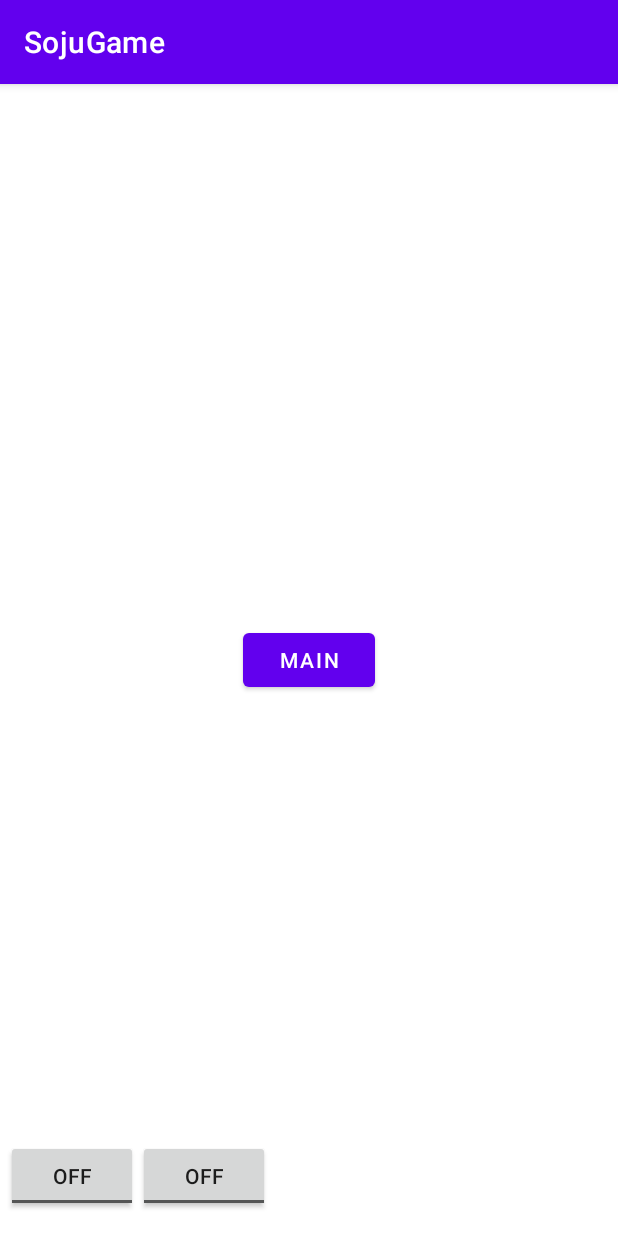
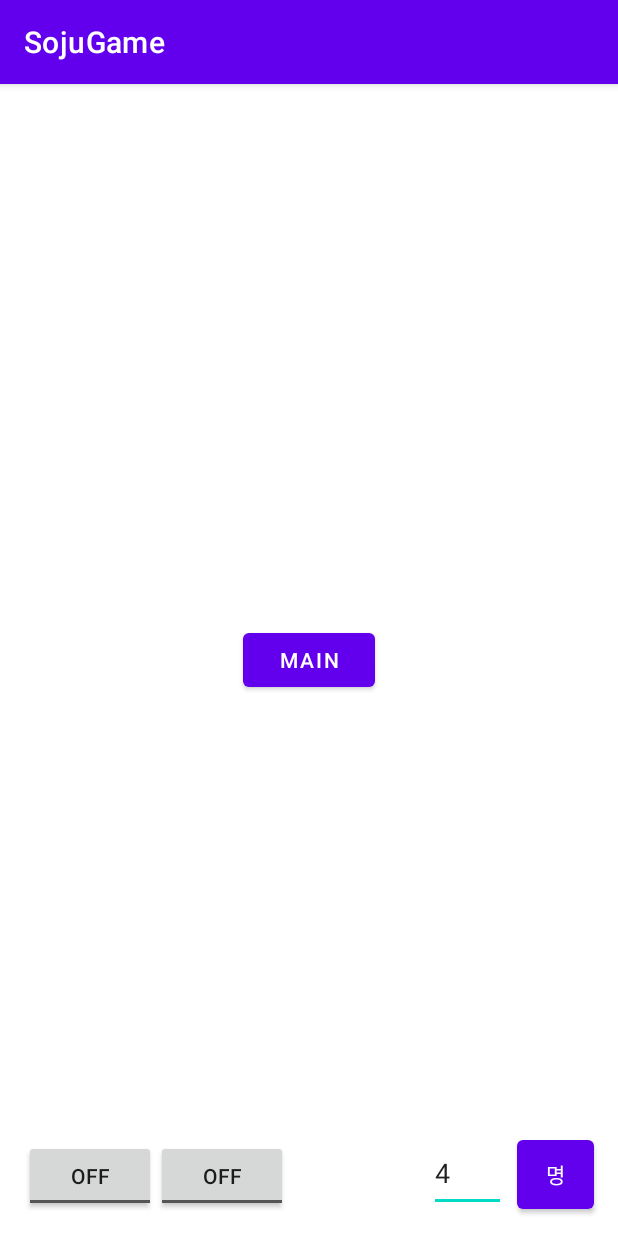
Before and after one commit to e-lumos/INHAGB_Alcohol, an Android app: the screen it shows after launch (MainActivity), on a phone screen of 412 x 824 dp. Run offline under Robolectric (Android 15) with nearby library versions, the phone set to English and light mode, and no system bars.

Commit message:
Insert Number Text/Button
People Number Text

```diff
--- a/Application/SojuGame/app/src/main/java/com/inhaGB1Team/sojugame/MainActivity.java
+++ b/Application/SojuGame/app/src/main/java/com/inhaGB1Team/sojugame/MainActivity.java
@@ -8,7 +8,11 @@ import android.content.Intent;
 import android.os.Bundle;
 import android.os.Handler;
 import android.os.SystemClock;
+import android.text.Editable;
+import android.text.TextWatcher;
+import android.widget.Button;
 import android.widget.CompoundButton;
+import android.widget.EditText;
 import android.widget.Toast;
 import android.widget.ToggleButton;
 
@@ -27,6 +31,10 @@ public class MainActivity extends AppCompatActivity {
     ToggleButton tgBtn_Bluetooth;
     ToggleButton tgBtn_Connect;
 
+    Button btn_SendNum;
+
+    EditText et_PeopleNum;
+
     BluetoothAdapter mBluetoothAdapter;
     Set<BluetoothDevice> mPairedDevices;
     List<String> mListPairedDevices;
@@ -40,6 +48,7 @@ public class MainActivity extends AppCompatActivity {
     final static int BT_MESSAGE_READ = 2;
     final static int BT_CONNECTING_STATUS = 3;
 
+    //
     final static UUID BT_UUID = UUID.fromString("00001101-0000-1000-8000-00805f9b34fb");
 
     @Override
@@ -50,6 +59,10 @@ public class MainActivity extends AppCompatActivity {
         // 블루투스, 연결 버튼 정의
         tgBtn_Bluetooth = (ToggleButton) findViewById(R.id.tgbtn_Bluetooth);
         tgBtn_Connect = (ToggleButton) findViewById(R.id.tgbtn_Connect);
+
+        et_PeopleNum = (EditText) findViewById(R.id.et_Number);
+
+        btn_SendNum = (Button) findViewById(R.id.btn_SendNum);
 
         // 장치 블루투스 지원 여부 확인
         mBluetoothAdapter = BluetoothAdapter.getDefaultAdapter();
@@ -82,6 +95,22 @@ public class MainActivity extends AppCompatActivity {
                     // Button Image Change
                 }
             }
+        });
+
+        et_PeopleNum.addTextChangedListener(new TextWatcher() {
+            @Override
+            public void beforeTextChanged(CharSequence s, int start, int count, int after) { }
+            @Override
+            public void onTextChanged(CharSequence s, int start, int before, int count) {
+                if (s.toString().length() > 0) {
+                    if (Integer.parseInt(s.toString()) > 24 | Integer.parseInt(s.toString()) < 1) {
+                        et_PeopleNum.setText(null);
+                        Toast.makeText(getApplicationContext(), "1부터 24까지만 입력해주세요", Toast.LENGTH_LONG).show();
+                    }
+                }
+            }
+            @Override
+            public void afterTextChanged(Editable s) { }
         });
     }
 
--- a/Application/SojuGame/app/src/main/res/layout/activity_main.xml
+++ b/Application/SojuGame/app/src/main/res/layout/activity_main.xml
@@ -20,18 +20,45 @@
         android:id="@+id/tgbtn_Bluetooth"
         android:layout_width="wrap_content"
         android:layout_height="wrap_content"
-        android:layout_marginStart="4dp"
+        android:layout_marginStart="16dp"
         android:text="BT"
         app:layout_constraintBaseline_toBaselineOf="@+id/tgbtn_Connect"
+        app:layout_constraintEnd_toStartOf="@+id/tgbtn_Connect"
         app:layout_constraintStart_toStartOf="parent" />
 
     <ToggleButton
         android:id="@+id/tgbtn_Connect"
         android:layout_width="wrap_content"
         android:layout_height="wrap_content"
+        android:layout_marginEnd="94dp"
         android:layout_marginBottom="16dp"
         android:text="CN"
         app:layout_constraintBottom_toBottomOf="parent"
+        app:layout_constraintEnd_toStartOf="@+id/et_Number"
         app:layout_constraintStart_toEndOf="@+id/tgbtn_Bluetooth" />
 
+    <EditText
+        android:id="@+id/et_Number"
+        android:layout_width="0dp"
+        android:layout_height="52dp"
+        android:layout_marginEnd="7dp"
+        android:layout_marginBottom="16dp"
+        android:ems="10"
+        android:inputType="number"
+        android:digits="0123456789"
+        android:text="4"
+        app:layout_constraintBottom_toBottomOf="parent"
+        app:layout_constraintEnd_toStartOf="@+id/btn_SendNum"
+        app:layout_constraintStart_toEndOf="@+id/tgbtn_Connect" />
+
+    <Button
+        android:id="@+id/btn_SendNum"
+        android:layout_width="0dp"
+        android:layout_height="58dp"
+        android:layout_marginEnd="16dp"
+        android:text="명"
+        app:layout_constraintBaseline_toBaselineOf="@+id/et_Number"
+        app:layout_constraintEnd_toEndOf="parent"
+        app:layout_constraintStart_toEndOf="@+id/et_Number" />
+
 </androidx.constraintlayout.widget.ConstraintLayout>
```
